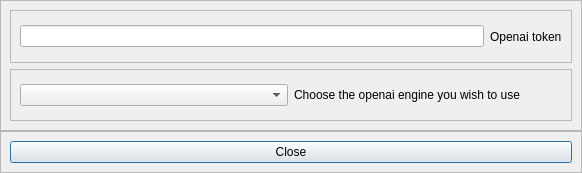
First picture: the form in quiz/view/openai_options.ui, repository MikePia/ocr, before the edit.
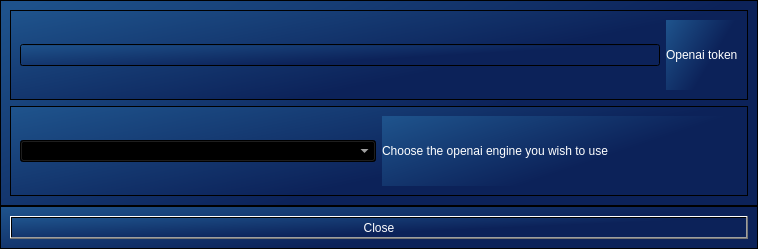
Second picture: the form after the edit. Icons and pictures are not drawn.

Commit message: openia options

```diff
--- a/quiz/view/openai_options.ui
+++ b/quiz/view/openai_options.ui
@@ -6,13 +6,19 @@
    <rect>
     <x>0</x>
     <y>0</y>
-    <width>582</width>
-    <height>173</height>
+    <width>758</width>
+    <height>249</height>
    </rect>
   </property>
   <property name="windowTitle">
    <string>Dialog</string>
   </property>
+  <property name="styleSheet">
+   <string notr="true">background-color: qlineargradient(spread:pad, x1:0, y1:0, x2:0.987, y2:0.579545, stop:0.028065 rgba(30, 82, 139, 255), stop:0.731343 rgba(12, 34, 89, 255));
+color: rgb(255, 255, 255);
+
+</string>
+  </property>
   <layout class="QVBoxLayout" name="verticalLayout">
    <property name="spacing">
     <number>0</number>
```
Left out of the diff: 2 changed lines with no effect on the pictures. The commit also changes 6 other files.
